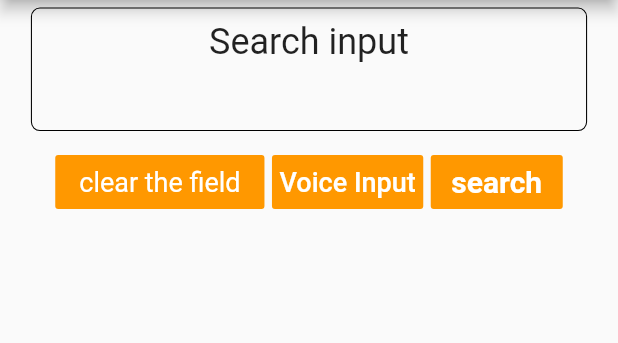
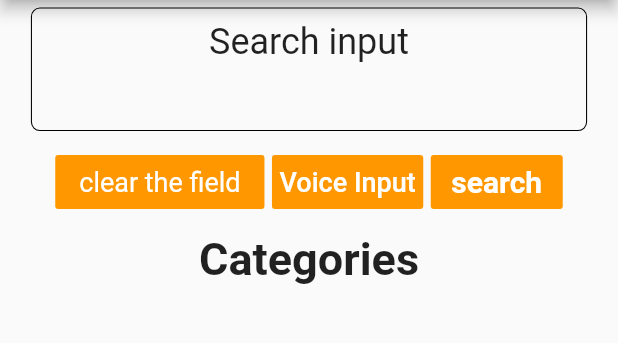
Before and after one commit to AbdullahhQureshi/Shopping-Hub-App, a Flutter app: the Allproduct screen opened by its route, on a phone screen of 412 x 824 dp, the part 84-427 px from its top. Run offline on Flutter 3.47's test engine with Material 2 defaults, Android fonts, the phone set to English and light mode, and no system bars; our stand-ins replace device_preview, font_awesome_flutter; missing offline and left inert: speech_recognition.

Commit message:
nothing much

```diff
--- a/shopping_app/lib/screens/allproduct_screen.dart
+++ b/shopping_app/lib/screens/allproduct_screen.dart
@@ -1,6 +1,4 @@
 import 'dart:async';
-import 'dart:developer';
-import 'dart:io';
 
 import 'package:flutter/material.dart';
 import 'package:provider/provider.dart';
@@ -255,14 +253,38 @@ class _AllproductState extends State<Allproduct> {
             ),
           ),
 
+          Container(
+            height: MediaQuery.of(context).size.height,
+            width: MediaQuery.of(context).size.width,
+
+            child: Text("Categories", textAlign: TextAlign.center,style: TextStyle(fontSize: 30,fontWeight: FontWeight.bold),
+            ),
+          ),
+
+
+          ListView(
+            shrinkWrap: true,
+           scrollDirection: Axis.vertical,
+            padding: EdgeInsets.all(3),
+            children: <Widget>[
+              Container(
+               height: MediaQuery.of(context).size.height,
+               width: MediaQuery.of(context).size.width,
+
+                child: Text("Phone", textAlign: TextAlign.center,style: TextStyle(fontSize: 24,fontWeight: FontWeight.bold),
+                ),
+              ),
+            ],
+          ),
 
 
 
-          Container(
+
+          /*Container(
             height: MediaQuery.of(context).size.height,
             padding: EdgeInsets.all(10),
             child: Productlist(),
-          ),
+          ),*/
         ]),
       ),
     );
```
